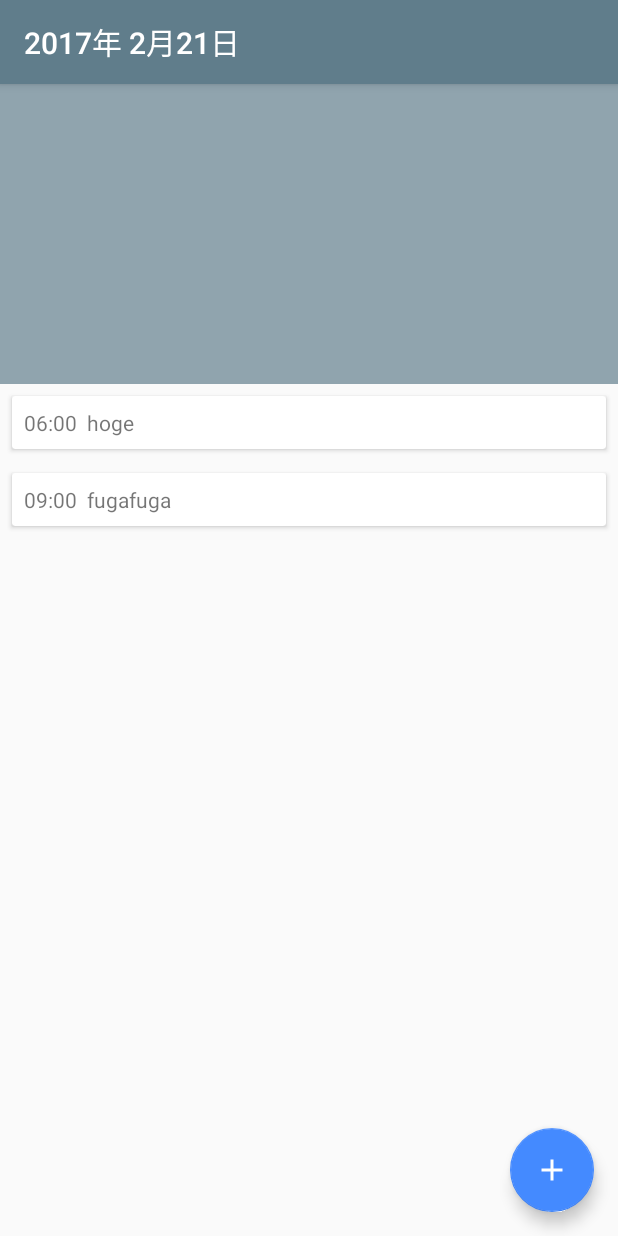
After one commit to YusukeIwaki/U1, an Android app: the DailyViewActivity screen opened directly, with no data from a screen before it, on a phone screen of 412 x 824 dp. The commit adds this screen. Run offline under Robolectric (Android 15) with nearby library versions, the phone set to English and light mode, and no system bars.

Commit message:
implement DailyViewActivity

```diff
--- a/app/build.gradle
+++ b/app/build.gradle
@@ -10,6 +10,7 @@ android {
     targetSdkVersion 25
     versionCode 1
     versionName "1.0"
+    vectorDrawables.useSupportLibrary = true
   }
   buildTypes {
     release {
@@ -37,6 +38,8 @@ dependencies {
 
   compile "com.android.support:appcompat-v7:$supportLibVersion"
   compile "com.android.support:recyclerview-v7:$supportLibVersion"
+  compile "com.android.support:cardview-v7:$supportLibVersion"
+  compile "com.android.support:design:$supportLibVersion"
 
   compile "com.google.firebase:firebase-auth:$firebaseVersion"
   compile "com.google.firebase:firebase-database:$firebaseVersion"
--- a/app/src/main/AndroidManifest.xml
+++ b/app/src/main/AndroidManifest.xml
@@ -9,13 +9,16 @@
       android:supportsRtl="true"
       android:theme="@style/AppTheme"
       android:name=".U1Application">
-    <activity android:name=".MainActivity">
+    <activity android:name=".calendar.CalendarViewActivity">
       <intent-filter>
         <action android:name="android.intent.action.MAIN"/>
 
         <category android:name="android.intent.category.LAUNCHER"/>
       </intent-filter>
     </activity>
+    <activity android:name=".daily.DailyViewActivity"
+        android:excludeFromRecents="true"
+        android:taskAffinity=""/>
   </application>
 
 </manifest>
--- a/app/src/main/java/io/github/yusukeiwaki/u1/calendar/CalendarIndicatorHelper.java
+++ b/app/src/main/java/io/github/yusukeiwaki/u1/calendar/CalendarIndicatorHelper.java
@@ -11,7 +11,7 @@ public class CalendarIndicatorHelper {
   }
 
   public int getPositionForLocalDate(LocalDate localDate) {
-    Period period = Period.between(base, LocalDate.now());
+    Period period = Period.between(base, localDate);
     int index = period.getYears() * 12 + period.getMonths();
     return Math.max(0, index);
   }
--- /dev/null
+++ b/app/src/main/java/io/github/yusukeiwaki/u1/daily/DailyViewActivity.java
@@ -0,0 +1,39 @@
+package io.github.yusukeiwaki.u1.daily;
+
+import android.content.Context;
+import android.content.Intent;
+import android.os.Bundle;
+import android.support.v7.app.AppCompatActivity;
+import io.github.yusukeiwaki.u1.R;
+import org.threeten.bp.LocalDate;
+
+public class DailyViewActivity extends AppCompatActivity {
+  private static final String KEY_YEAR = "year";
+  private static final String KEY_MONTH = "month";
+  private static final String KEY_DAY = "day";
+
+  public static Intent newIntent(Context context, int year, int month, int day) {
+    Intent intent = new Intent(context, DailyViewActivity.class);
+    intent.putExtra(KEY_YEAR, year);
+    intent.putExtra(KEY_MONTH, month);
+    intent.putExtra(KEY_DAY, day);
+    return intent;
+  }
+
+
+  @Override public void onCreate(Bundle savedInstanceState) {
+    super.onCreate(savedInstanceState);
+    setContentView(R.layout.activity_daily_view);
+
+    Intent intent = getIntent();
+    LocalDate dateNow = LocalDate.now();
+    int year = intent.getIntExtra(KEY_YEAR, dateNow.getYear());
+    int month = intent.getIntExtra(KEY_MONTH, dateNow.getMonthValue());
+    int day = intent.getIntExtra(KEY_DAY, dateNow.getDayOfMonth());
+    setToolbarTitle(String.format("%d年 %d月%d日", year, month, day));
+  }
+
+  private void setToolbarTitle(String title) {
+    getSupportActionBar().setTitle(title);
+  }
+}
--- /dev/null
+++ b/app/src/main/res/drawable/ic_add_white_24dp.xml
@@ -0,0 +1,9 @@
+<vector xmlns:android="http://schemas.android.com/apk/res/android"
+        android:width="24dp"
+        android:height="24dp"
+        android:viewportWidth="24.0"
+        android:viewportHeight="24.0">
+    <path
+        android:fillColor="#FFFFFFFF"
+        android:pathData="M19,13h-6v6h-2v-6H5v-2h6V5h2v6h6v2z"/>
+</vector>
--- /dev/null
+++ b/app/src/main/res/layout/activity_daily_view.xml
@@ -0,0 +1,52 @@
+<?xml version="1.0" encoding="utf-8"?>
+<FrameLayout xmlns:android="http://schemas.android.com/apk/res/android"
+    xmlns:app="http://schemas.android.com/apk/res-auto"
+    android:layout_width="match_parent"
+    android:layout_height="match_parent"
+    >
+  <LinearLayout
+      android:layout_width="match_parent"
+      android:layout_height="wrap_content"
+      android:orientation="vertical"
+      >
+
+    <FrameLayout
+        android:layout_width="match_parent"
+        android:layout_height="200dp"
+        android:background="#90A4AE"
+        />
+
+    <android.support.v7.widget.CardView
+        android:layout_width="match_parent"
+        android:layout_height="wrap_content"
+        android:layout_margin="8dp"
+        app:contentPadding="8dp">
+      <TextView
+          android:layout_width="match_parent"
+          android:layout_height="wrap_content"
+          android:text="06:00  hoge"
+          />
+    </android.support.v7.widget.CardView>
+
+    <android.support.v7.widget.CardView
+        android:layout_width="match_parent"
+        android:layout_height="wrap_content"
+        android:layout_margin="8dp"
+        app:contentPadding="8dp">
+      <TextView
+          android:layout_width="match_parent"
+          android:layout_height="wrap_content"
+          android:text="09:00  fugafuga"
+          />
+    </android.support.v7.widget.CardView>
+  </LinearLayout>
+
+  <android.support.design.widget.FloatingActionButton
+      android:id="@+id/fab_add"
+      android:layout_width="wrap_content"
+      android:layout_height="wrap_content"
+      app:srcCompat="@drawable/ic_add_white_24dp"
+      android:layout_gravity="end|bottom"
+      android:layout_margin="16dp"
+      />
+</FrameLayout>
```
Also changed, not shown: app/src/main/java/io/github/yusukeiwaki/u1/calendar/CalendarDayAdapter.java (+20 -1 lines), app/src/main/java/io/github/yusukeiwaki/u1/calendar/CalendarFragment.java (+37 -1 lines), app/src/main/java/io/github/yusukeiwaki/u1/calendar/CalendarViewActivity.java (renamed from app/src/main/java/io/github/yusukeiwaki/u1/MainActivity.java, +37 -7 lines), app/src/main/java/io/github/yusukeiwaki/u1/calendar/CurrentMonthCache.java (added, +24 -0 lines), app/src/main/res/layout/activity_calendar_view.xml (renamed from app/src/main/res/layout/activity_main.xml).
